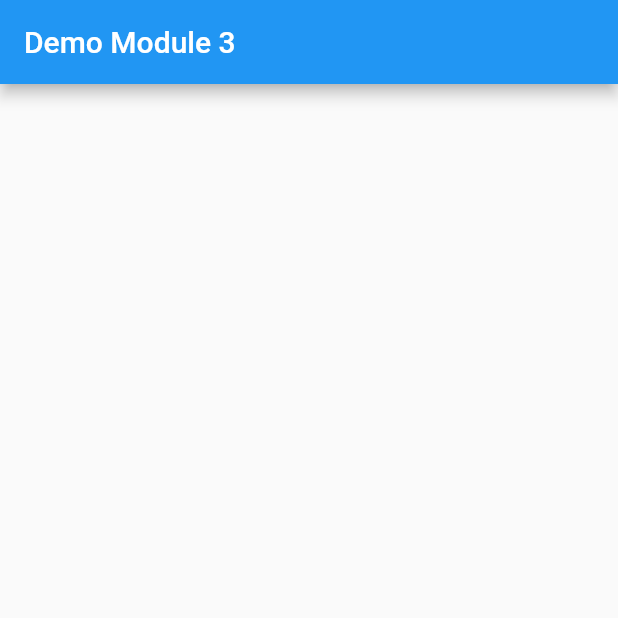
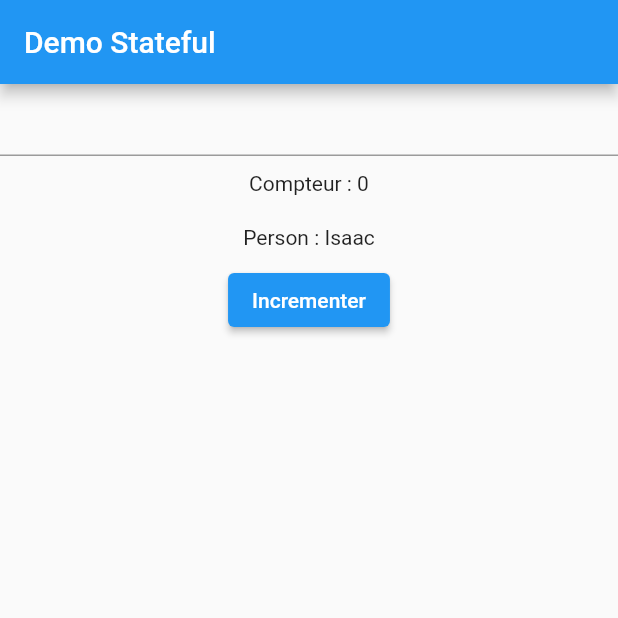
Before and after one commit to Chocolaterie/EniFlutterHCDA091, a Flutter app: the screen it shows after launch, on a phone screen of 412 x 824 dp, the top half of it. Run offline on Flutter 3.47's test engine with Material 2 defaults, Android fonts, the phone set to English and light mode, and no system bars.

Commit message:
Enonce + Demo

```diff
--- a/lib/main.dart
+++ b/lib/main.dart
@@ -1,3 +1,5 @@
+import 'package:eni_demo/pages/demo-listview-page.dart';
+import 'package:eni_demo/pages/demo-stateful-widget-page.dart';
 import 'package:eni_demo/pages/demo-widget.dart';
 import 'package:eni_demo/pages/eni-demo-page.dart';
 import 'package:flutter/material.dart';
@@ -19,7 +21,7 @@ class MyApp extends StatelessWidget {
         primarySwatch: Colors.blue,
       ),
       // Page d'accueil
-      home: DemoWidgetPage(),
+      home: DemoStatefulPage(),
     );
   }
 }
--- a/lib/pages/demo-listview-page.dart
+++ b/lib/pages/demo-listview-page.dart
@@ -24,7 +24,7 @@ class MyLineItem extends StatelessWidget {
 class DemoListViewPage extends StatelessWidget {
 
   // Ma liste de données
-  var lists = ["Isaac", "Julien", "Bruno"];
+  var lists = ["Isaac", "Julien", "Bruno", "Isaac", "Julien", "Bruno", "Isaac", "Julien", "Bruno"];
 
   @override
   Widget build(BuildContext context) {
--- /dev/null
+++ b/lib/pages/demo-stateful-widget-page.dart
@@ -0,0 +1,80 @@
+import 'package:flutter/material.dart';
+
+class PersonTest {
+  String? firstname;
+
+  PersonTest({this.firstname});
+}
+
+// La page contenant la demo
+class DemoStatefulPage extends StatelessWidget {
+  @override
+  Widget build(BuildContext context) {
+    return Scaffold(
+        appBar: AppBar(
+          title: const Text('Demo Stateful'),
+        ),
+        body: DemoStatefulWidget());
+  }
+}
+
+// Stateful widget
+class DemoStatefulWidget extends StatefulWidget {
+  // Associer mon state
+  @override
+  State<DemoStatefulWidget> createState() {
+    return _DemoStatefulWidgetState();
+  }
+}
+
+class _DemoStatefulWidgetState extends State<DemoStatefulWidget> {
+  // Par defaut
+  int _counter = 0;
+  PersonTest person = PersonTest(firstname: "Isaac");
+  // la classe qui permet d'écouter la valeur d'un TextField (champ de saisie)
+  TextEditingController textFieldController = TextEditingController();
+
+  void incrementCounter() {
+    setState(() {
+      // J'affiche ma saisie
+      print(textFieldController.text);
+
+      // j'incremente le compteur
+      _counter++;
+      // je change le prenom
+      person.firstname = 'New prenom -> $_counter';
+    });
+  }
+
+  @override
+  Widget build(BuildContext context) {
+    return Center(
+      child: Flex(
+        direction: Axis.vertical,
+        children: [
+          // Un champ de saisie
+          TextField(
+            controller: textFieldController, // ecouter la valeur du champs
+          ),
+          Padding(
+            padding: const EdgeInsets.all(10),
+            child: Text(
+              'Compteur : $_counter',
+              textAlign: TextAlign.center,
+            ),
+          ),
+          Padding(
+            padding: const EdgeInsets.all(10),
+            child: Text(
+              'Person : ${person.firstname}',
+              textAlign: TextAlign.center,
+            ),
+          ),
+          ElevatedButton(
+              onPressed: () => {incrementCounter()},
+              child: const Text("Incrementer"))
+        ],
+      ),
+    );
+  }
+}
```
Also changed, not shown: 1 other file.
